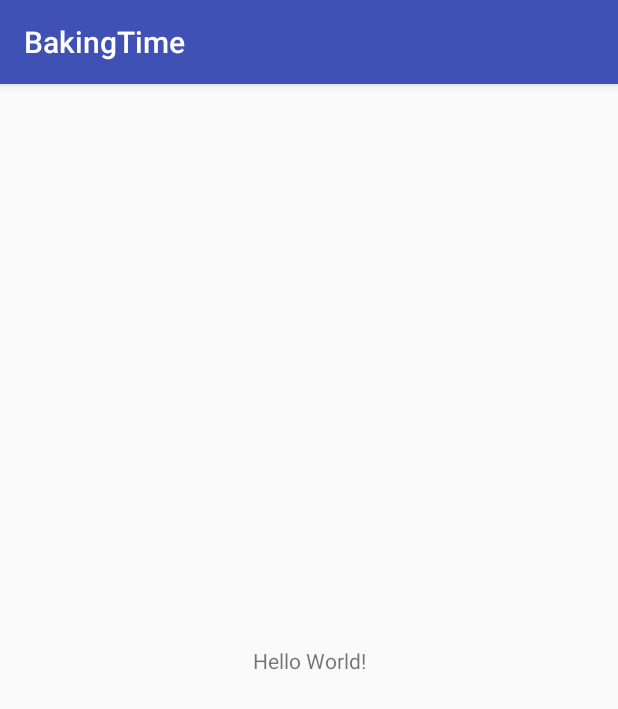
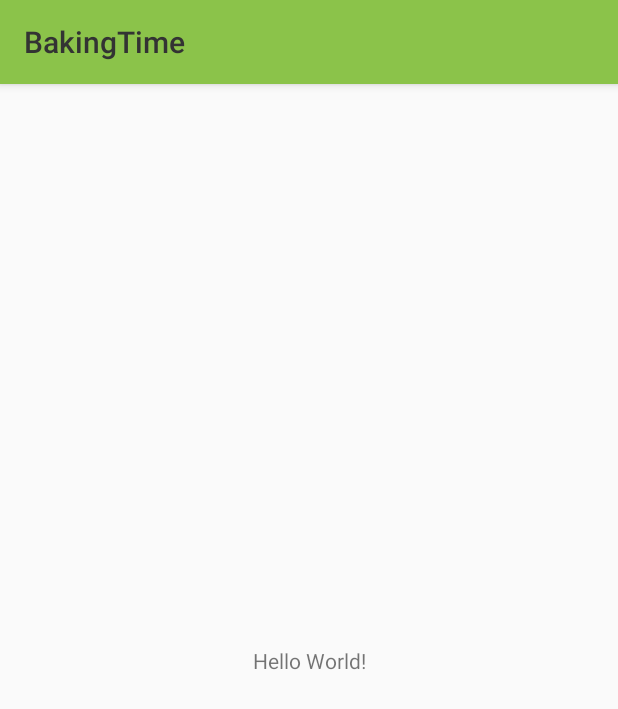
Before and after one commit to muety/baking-time-android, an Android app: the screen it shows after launch (MainActivity), on a phone screen of 412 x 824 dp. Shown: the top 709 px of the screen. Run offline under Robolectric (Android 15) with nearby library versions, the phone set to English and light mode, and no system bars.

Commit message:
Minor theme adjustments.

```diff
--- a/app/src/main/res/values/colors.xml
+++ b/app/src/main/res/values/colors.xml
@@ -1,6 +1,11 @@
 <?xml version="1.0" encoding="utf-8"?>
 <resources>
-    <color name="colorPrimary">#3F51B5</color>
-    <color name="colorPrimaryDark">#303F9F</color>
-    <color name="colorAccent">#FF4081</color>
+    <color name="colorPrimary">#8bc34a</color>
+    <color name="colorPrimaryLight">#bef67a</color>
+    <color name="colorPrimaryDark">#5a9216</color>
+    <color name="colorSecondary">#fdd835</color>
+    <color name="colorSecondaryLight">#ffff6b</color>
+    <color name="colorSecondaryDark">#c6a700</color>
+    <color name="textColorPrimary">#333333</color>
+    <color name="textColorSecondary">#333333</color>
 </resources>
--- a/app/src/main/res/values/styles.xml
+++ b/app/src/main/res/values/styles.xml
@@ -1,11 +1,14 @@
 <resources>
 
     <!-- Base application theme. -->
-    <style name="AppTheme" parent="Theme.AppCompat.Light.DarkActionBar">
+    <style name="AppTheme" parent="Theme.AppCompat.Light">
         <!-- Customize your theme here. -->
         <item name="colorPrimary">@color/colorPrimary</item>
         <item name="colorPrimaryDark">@color/colorPrimaryDark</item>
-        <item name="colorAccent">@color/colorAccent</item>
+        <item name="colorAccent">@color/colorSecondary</item>
+        <item name="android:navigationBarColor">@color/textColorPrimary</item>
+        <item name="android:textColorPrimary">@color/textColorPrimary</item>
+        <item name="android:textColorSecondary">@color/textColorSecondary</item>
     </style>
 
 </resources>
```
